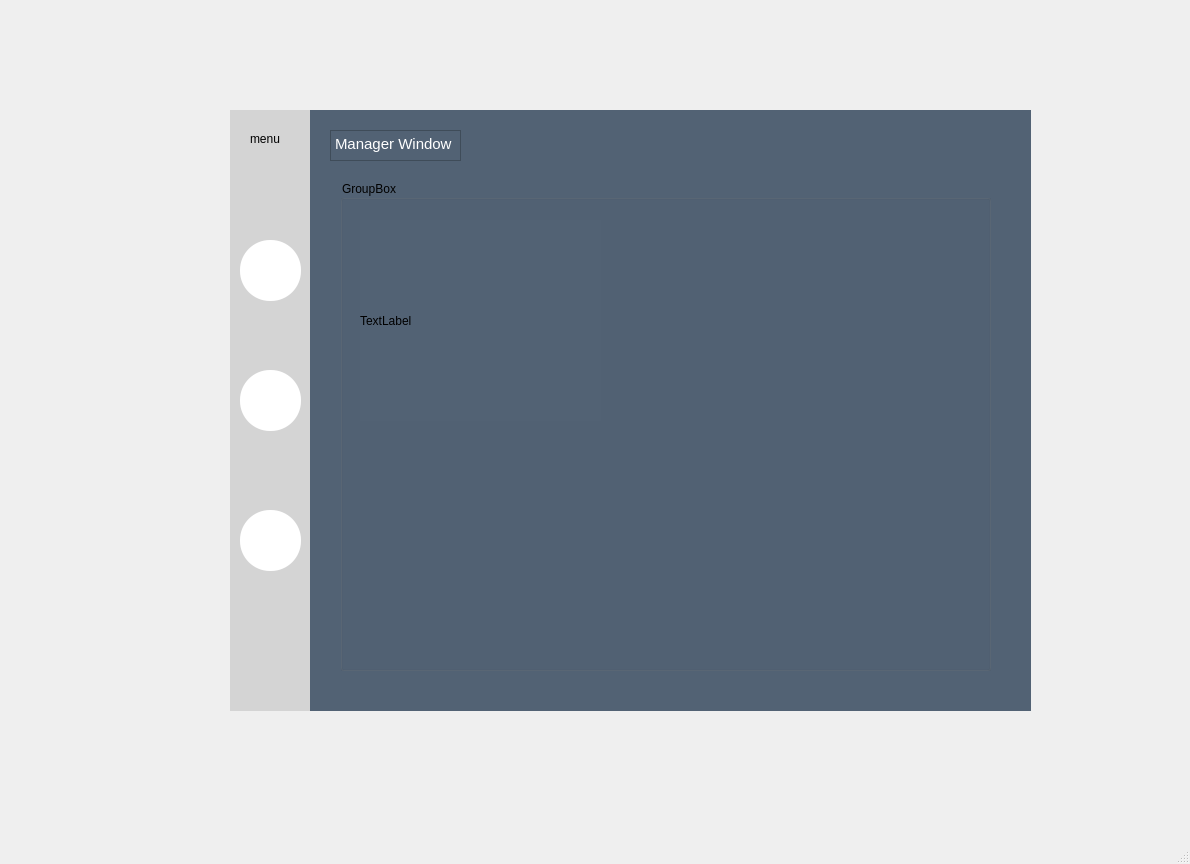
This is gui/manager/ui/manager.ui in addinedu-ros-4th/ros-repo-2 as Qt 5 draws it before an edit. The edited form follows.
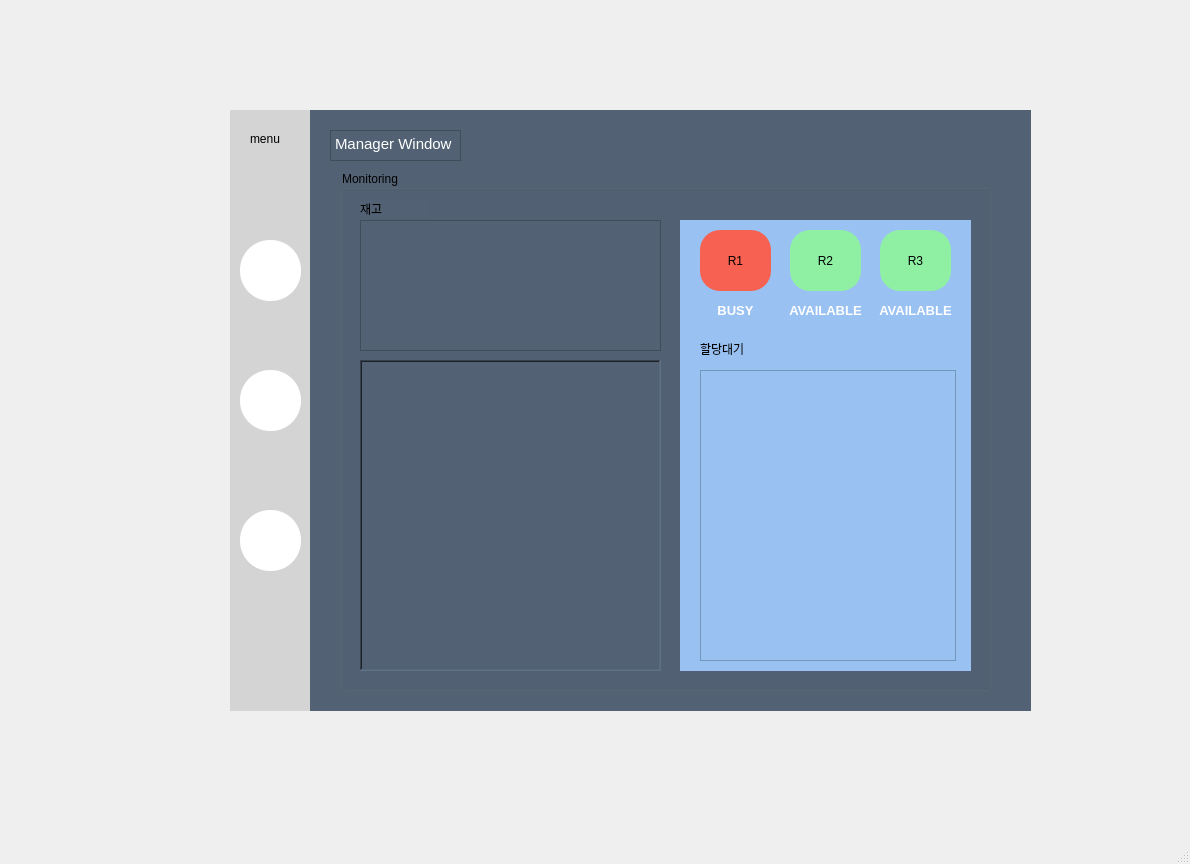
This is the edited form. The open tabs and pages were chosen to show the change. Icons and pictures are not drawn.

Commit message: Feat: manager_gui add stocklist, robotstatus

Diff of the .ui file:
```diff
--- a/gui/manager/ui/manager.ui
+++ b/gui/manager/ui/manager.ui
@@ -171,27 +171,287 @@
        <property name="geometry">
         <rect>
          <x>30</x>
-         <y>70</y>
+         <y>60</y>
          <width>651</width>
-         <height>491</height>
+         <height>521</height>
         </rect>
        </property>
        <property name="title">
-        <string>GroupBox</string>
+        <string>Monitoring</string>
        </property>
        <widget class="QLabel" name="label_4">
         <property name="geometry">
          <rect>
           <x>20</x>
-          <y>40</y>
-          <width>241</width>
-          <height>201</height>
+          <y>190</y>
+          <width>301</width>
+          <height>311</height>
          </rect>
         </property>
+        <property name="frameShape">
+         <enum>QFrame::WinPanel</enum>
+        </property>
+        <property name="frameShadow">
+         <enum>QFrame::Sunken</enum>
+        </property>
         <property name="text">
-         <string>TextLabel</string>
+         <string/>
         </property>
        </widget>
+       <widget class="QWidget" name="widget" native="true">
+        <property name="geometry">
+         <rect>
+          <x>340</x>
+          <y>50</y>
+          <width>291</width>
+          <height>451</height>
+         </rect>
+        </property>
+        <property name="styleSheet">
+         <string notr="true">background-color: rgb(153, 193, 241);</string>
+        </property>
+        <widget class="QPushButton" name="R2">
+         <property name="geometry">
+          <rect>
+           <x>110</x>
+           <y>10</y>
+           <width>71</width>
+           <height>61</height>
+          </rect>
+         </property>
+         <property name="styleSheet">
+          <string notr="true">background-color: rgb(143, 240, 164);
+border-radius: 20px</string>
+         </property>
+         <property name="text">
+          <string>R2</string>
+         </property>
+         <property name="icon">
+          <iconset>
+           <normaloff>../../../../consumer/ui/Downloads/bar-chart.png</normaloff>../../../../consumer/ui/Downloads/bar-chart.png</iconset>
+         </property>
+         <property name="iconSize">
+          <size>
+           <width>30</width>
+           <height>30</height>
+          </size>
+         </property>
+        </widget>
+        <widget class="QPushButton" name="R3">
+         <property name="geometry">
+          <rect>
+           <x>200</x>
+           <y>10</y>
+           <width>71</width>
+           <height>61</height>
+          </rect>
+         </property>
+         <property name="styleSheet">
+          <string notr="true">background-color: rgb(143, 240, 164);
+border-radius: 20px</string>
+         </property>
+         <property name="text">
+          <string>R3</string>
+         </property>
+         <property name="icon">
+          <iconset>
+           <normaloff>../../../../consumer/ui/Downloads/bar-chart.png</normaloff>../../../../consumer/ui/Downloads/bar-chart.png</iconset>
+         </property>
+         <property name="iconSize">
+          <size>
+           <width>30</width>
+           <height>30</height>
+          </size>
+         </property>
+        </widget>
+        <widget class="QLabel" name="status1">
+         <property name="geometry">
+          <rect>
+           <x>30</x>
+           <y>80</y>
+           <width>51</width>
+           <height>21</height>
+          </rect>
+         </property>
+         <property name="font">
+          <font>
+           <pointsize>10</pointsize>
+           <weight>75</weight>
+           <italic>false</italic>
+           <bold>true</bold>
+           <strikeout>false</strikeout>
+          </font>
+         </property>
+         <property name="contextMenuPolicy">
+          <enum>Qt::ActionsContextMenu</enum>
+         </property>
+         <property name="layoutDirection">
+          <enum>Qt::LeftToRight</enum>
+         </property>
+         <property name="styleSheet">
+          <string notr="true">color: rgb(255, 255, 255);</string>
+         </property>
+         <property name="text">
+          <string>BUSY</string>
+         </property>
+         <property name="alignment">
+          <set>Qt::AlignCenter</set>
+         </property>
+        </widget>
+        <widget class="QLabel" name="status2">
+         <property name="geometry">
+          <rect>
+           <x>100</x>
+           <y>80</y>
+           <width>91</width>
+           <height>21</height>
+          </rect>
+         </property>
+         <property name="font">
+          <font>
+           <pointsize>10</pointsize>
+           <weight>75</weight>
+           <italic>false</italic>
+           <bold>true</bold>
+           <strikeout>false</strikeout>
+          </font>
+         </property>
+         <property name="contextMenuPolicy">
+          <enum>Qt::ActionsContextMenu</enum>
+         </property>
+         <property name="layoutDirection">
+          <enum>Qt::LeftToRight</enum>
+         </property>
+         <property name="styleSheet">
+          <string notr="true">color: rgb(255, 255, 255);</string>
+         </property>
+         <property name="text">
+          <string>AVAILABLE</string>
+         </property>
+         <property name="alignment">
+          <set>Qt::AlignCenter</set>
+         </property>
+        </widget>
+        <widget class="QPushButton" name="R1">
+         <property name="geometry">
+          <rect>
+           <x>20</x>
+           <y>10</y>
+           <width>71</width>
+           <height>61</height>
+          </rect>
+         </property>
+         <property name="styleSheet">
+          <string notr="true">background-color: rgb(246, 97, 81);
+border-radius: 20px</string>
+         </property>
+         <property name="text">
+          <string>R1</string>
+         </property>
+         <property name="icon">
+          <iconset>
+           <normaloff>../../../../consumer/ui/Downloads/bar-chart.png</normaloff>../../../../consumer/ui/Downloads/bar-chart.png</iconset>
+         </property>
+         <property name="iconSize">
+          <size>
+           <width>30</width>
+           <height>30</height>
+          </size>
+         </property>
+        </widget>
+        <widget class="QLabel" name="status3">
+         <property name="geometry">
+          <rect>
+           <x>190</x>
+           <y>80</y>
+           <width>91</width>
+           <height>21</height>
+          </rect>
+         </property>
+         <property name="font">
+          <font>
+           <pointsize>10</pointsize>
+           <weight>75</weight>
+           <italic>false</italic>
+           <bold>true</bold>
+           <strikeout>false</strikeout>
+          </font>
+         </property>
+         <property name="contextMenuPolicy">
+          <enum>Qt::ActionsContextMenu</enum>
+         </property>
+         <property name="layoutDirection">
+          <enum>Qt::LeftToRight</enum>
+         </property>
+         <property name="styleSheet">
+          <string notr="true">color: rgb(255, 255, 255);</string>
+         </property>
+         <property name="text">
+          <string>AVAILABLE</string>
+         </property>
+         <property name="alignment">
+          <set>Qt::AlignCenter</set>
+         </property>
+        </widget>
+        <widget class="QLabel" name="wait">
+         <property name="geometry">
+          <rect>
+           <x>20</x>
+           <y>120</y>
+           <width>67</width>
+           <height>17</height>
+          </rect>
+         </property>
+         <property name="text">
+          <string>할당대기</string>
+         </property>
+        </widget>
+        <widget class="QTableView" name="taskView">
+         <property name="geometry">
+          <rect>
+           <x>20</x>
+           <y>150</y>
+           <width>256</width>
+           <height>291</height>
+          </rect>
+         </property>
+        </widget>
+        <zorder>status2</zorder>
+        <zorder>R2</zorder>
+        <zorder>R3</zorder>
+        <zorder>status1</zorder>
+        <zorder>R1</zorder>
+        <zorder>status3</zorder>
+        <zorder>wait</zorder>
+        <zorder>taskView</zorder>
+       </widget>
+       <widget class="QLabel" name="inven">
+        <property name="geometry">
+         <rect>
+          <x>20</x>
+          <y>30</y>
+          <width>67</width>
+          <height>17</height>
+         </rect>
+        </property>
+        <property name="text">
+         <string>재고</string>
+        </property>
+       </widget>
+       <widget class="QTableWidget" name="tableWidget">
+        <property name="geometry">
+         <rect>
+          <x>20</x>
+          <y>50</y>
+          <width>301</width>
+          <height>131</height>
+         </rect>
+        </property>
+       </widget>
+       <zorder>widget</zorder>
+       <zorder>map</zorder>
+       <zorder>inven</zorder>
+       <zorder>tableWidget</zorder>
       </widget>
      </widget>
     </widget>
```
Left out of the diff: 33 changed lines with no effect on the pictures. The commit also changes 5 other files.
